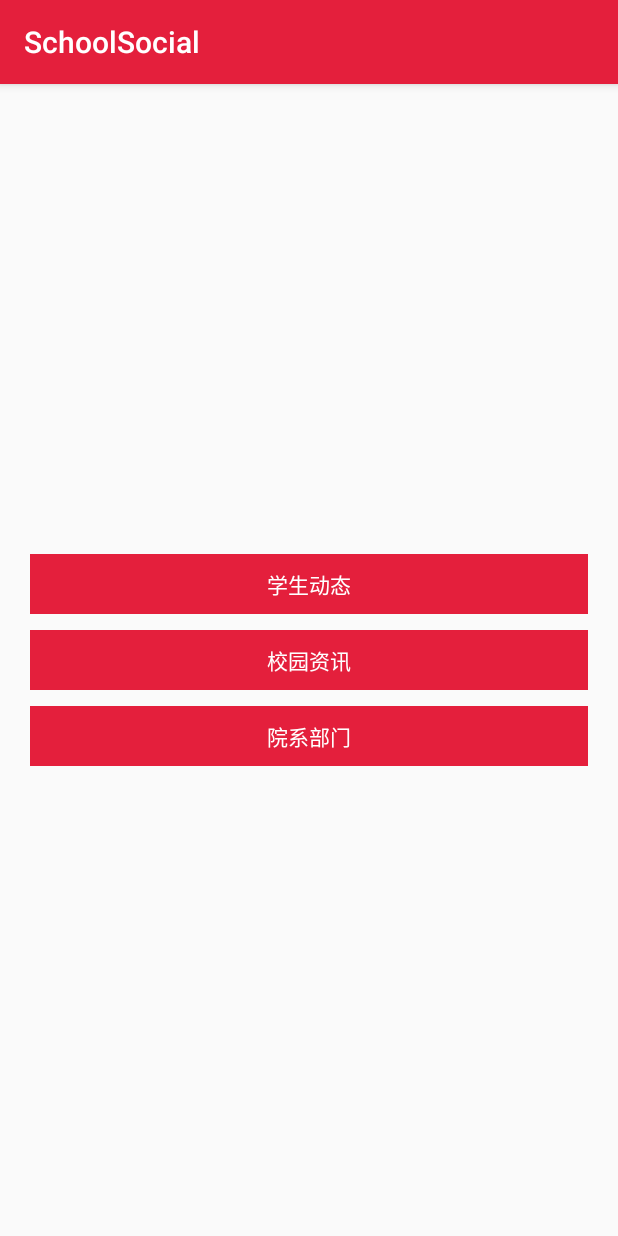
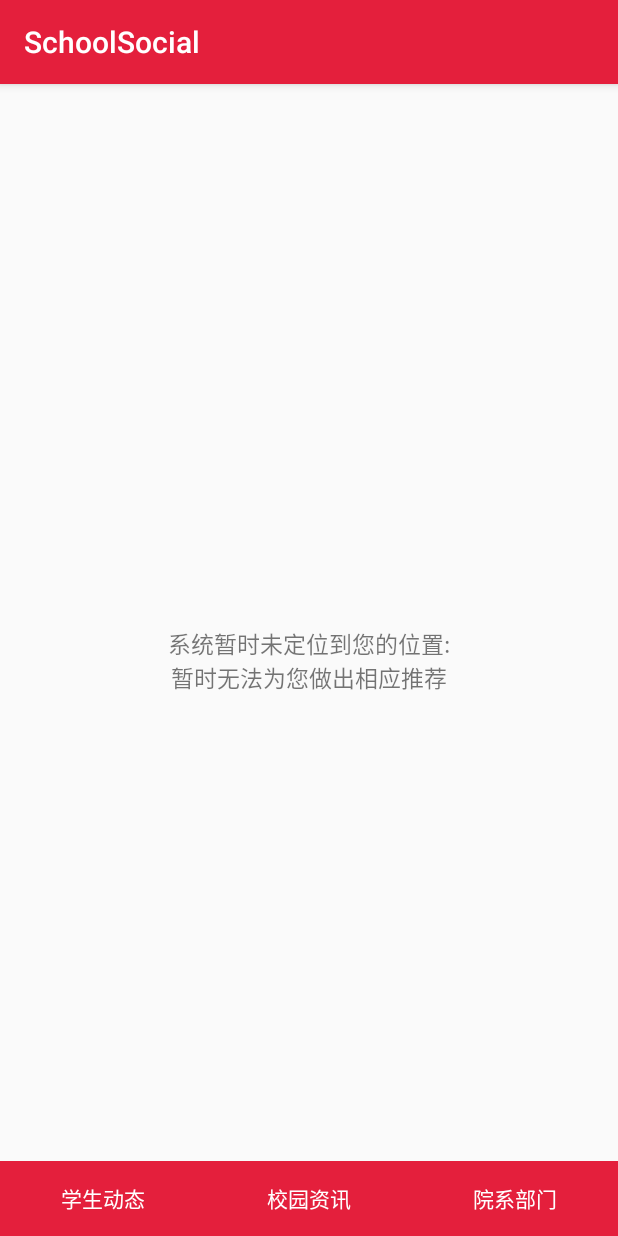
Before and after one commit to zhuandian/SchoolSocial, an Android app: the screen it shows after launch (MainActivity), on a phone screen of 412 x 824 dp. Run offline under Robolectric (Android 15) with nearby library versions, the phone set to English and light mode, and no system bars; our stand-ins replace ButterKnife; libraries missing offline, so code that uses them is left out: cn.bmob.v3; 1 statement that could not run was skipped.

Commit message:
首页框架搭建完成

```diff
--- a/app/src/main/java/com/zhuandian/schoolsocial/MainActivity.java
+++ b/app/src/main/java/com/zhuandian/schoolsocial/MainActivity.java
@@ -8,6 +8,7 @@ import android.support.annotation.RequiresApi;
 import android.support.v4.content.ContextCompat;
 import android.support.v7.app.AppCompatActivity;
 import android.view.View;
+import android.widget.TextView;
 import android.widget.Toast;
 
 import com.baidu.location.LocationClient;
@@ -18,12 +19,16 @@ import com.zhuandian.schoolsocial.business.schoolNews.SchoolNewsActivity;
 import com.zhuandian.schoolsocial.business.studentActivity.StudentActivity;
 import com.zhuandian.schoolsocial.utils.MyLocationListener;
 
+import butterknife.BindView;
 import butterknife.OnClick;
 
 public class MainActivity extends BaseActivity {
     public LocationClient mLocationClient = null;
     private MyLocationListener myListener = new MyLocationListener();
     private static final int BAIDU_READ_PHONE_STATE = 100;
+    @BindView(R.id.tv_info)
+    TextView tvInfo;
+
 
     @Override
     protected int getLayoutId() {
@@ -43,6 +48,14 @@ public class MainActivity extends BaseActivity {
         } else {
             initBaiduMap();
         }
+        myListener.setLocationSuccess(new MyLocationListener.onLocationSuccess() {
+            @Override
+            public void onSuccess(String location) {
+                tvInfo.setText(String.format("根据我们的系统定位，您现在位于\n%s\n，系统根据您的地理位置，为您做出了相应的内容推荐，请您尽情享用...", "北京市海淀区中关村科技大厦15号"));
+            }
+        });
+
+
     }
 
     private void initBaiduMap() {
--- /dev/null
+++ b/app/src/main/java/com/zhuandian/schoolsocial/utils/LocationUtils.java
@@ -0,0 +1,10 @@
+package com.zhuandian.schoolsocial.utils;
+
+/**
+ * desc :
+ * author：xiedong
+ * date：2019/3/22
+ */
+public class LocationUtils {
+    public static String LOCATION_STR = "";
+}
--- a/app/src/main/java/com/zhuandian/schoolsocial/utils/MyLocationListener.java
+++ b/app/src/main/java/com/zhuandian/schoolsocial/utils/MyLocationListener.java
@@ -4,6 +4,13 @@ import com.baidu.location.BDAbstractLocationListener;
 import com.baidu.location.BDLocation;
 
 public class MyLocationListener extends BDAbstractLocationListener {
+
+    private onLocationSuccess locationSuccess;
+
+    public void setLocationSuccess(onLocationSuccess locationSuccess) {
+        this.locationSuccess = locationSuccess;
+    }
+
     @Override
     public void onReceiveLocation(BDLocation location) {
         //此处的BDLocation为定位结果信息类，通过它的各种get方法可获取定位相关的全部结果
@@ -17,6 +24,13 @@ public class MyLocationListener extends BDAbstractLocationListener {
         String district = location.getDistrict();    //获取区县
         String street = location.getStreet();    //获取街道信息
 
-            System.out.println("------------" + addr);
+        LocationUtils.LOCATION_STR = addr;
+        if (locationSuccess != null) {
+            locationSuccess.onSuccess(addr);
         }
     }
+
+    public interface onLocationSuccess {
+        void onSuccess(String location);
+    }
+}
--- /dev/null
+++ b/app/src/main/res/drawable/selector_home_btn.xml
@@ -0,0 +1,5 @@
+<?xml version="1.0" encoding="utf-8"?>
+<selector xmlns:android="http://schemas.android.com/apk/res/android">
+    <item android:drawable="@color/bg_color" android:state_pressed="true" />
+    <item android:drawable="@color/colorPrimary" android:state_pressed="false" />
+</selector>
--- a/app/src/main/res/layout/activity_main.xml
+++ b/app/src/main/res/layout/activity_main.xml
@@ -1,51 +1,54 @@
 <?xml version="1.0" encoding="utf-8"?>
-<LinearLayout xmlns:android="http://schemas.android.com/apk/res/android"
+<RelativeLayout xmlns:android="http://schemas.android.com/apk/res/android"
     xmlns:tools="http://schemas.android.com/tools"
     android:layout_width="match_parent"
     android:layout_height="match_parent"
-    android:gravity="center"
     android:orientation="vertical"
     tools:context=".MainActivity">
 
+    <TextView
+        android:textSize="15sp"
+        android:id="@+id/tv_info"
+        android:layout_width="match_parent"
+        android:layout_height="match_parent"
+        android:gravity="center"
+        android:text="系统暂时未定位到您的位置:\n暂时无法为您做出相应推荐" />
+
+    <LinearLayout
+        android:layout_width="match_parent"
+        android:layout_height="wrap_content"
+        android:layout_alignParentBottom="true"
+        android:orientation="horizontal">
 
         <TextView
             android:id="@+id/tv_student_activity"
-        android:layout_width="match_parent"
-        android:layout_height="40dp"
-        android:layout_marginLeft="20dp"
-        android:layout_marginTop="5dp"
-        android:layout_marginRight="20dp"
-        android:layout_marginBottom="5dp"
-        android:background="@color/colorPrimary"
+            android:layout_width="0dp"
+            android:layout_height="50dp"
+            android:layout_weight="1"
+            android:background="@drawable/selector_home_btn"
             android:gravity="center"
             android:text="学生动态"
             android:textColor="#fff" />
 
         <TextView
             android:id="@+id/tv_school_news"
-        android:layout_width="match_parent"
-        android:layout_height="40dp"
-        android:layout_marginLeft="20dp"
-        android:layout_marginTop="5dp"
-        android:layout_marginRight="20dp"
-        android:layout_marginBottom="5dp"
-        android:background="@color/colorPrimary"
+            android:layout_width="0dp"
+            android:layout_height="50dp"
+            android:layout_weight="1"
+            android:background="@drawable/selector_home_btn"
             android:gravity="center"
             android:text="校园资讯"
             android:textColor="#fff" />
 
         <TextView
             android:id="@+id/tv_college"
-        android:layout_width="match_parent"
-        android:layout_height="40dp"
-        android:layout_marginLeft="20dp"
-        android:layout_marginTop="5dp"
-        android:layout_marginRight="20dp"
-        android:layout_marginBottom="5dp"
-        android:background="@color/colorPrimary"
+            android:layout_width="0dp"
+            android:layout_height="50dp"
+            android:layout_weight="1"
+            android:background="@drawable/selector_home_btn"
             android:gravity="center"
             android:text="院系部门"
             android:textColor="#fff" />
+    </LinearLayout>
 
-
-</LinearLayout>
+</RelativeLayout>
```
Lines whose indentation alone changed are shown as unchanged.
